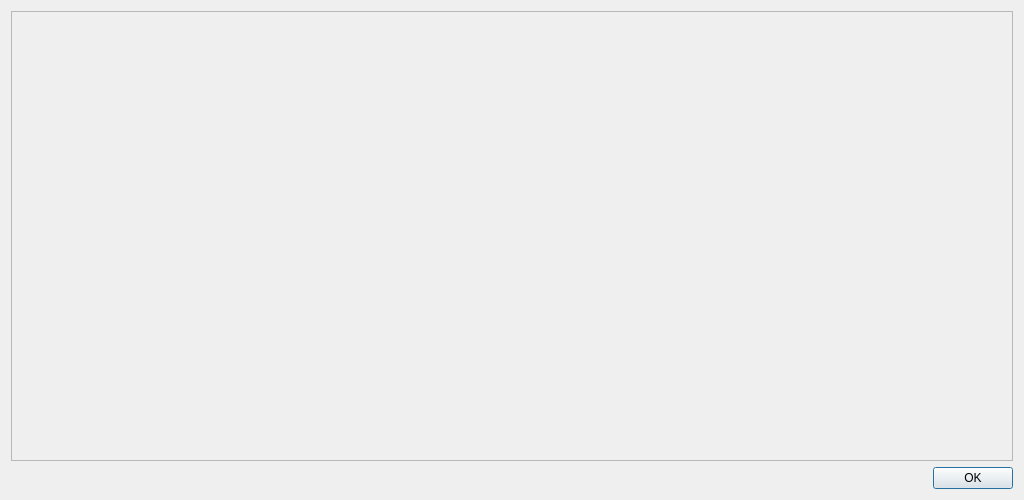
Before: the Qt Designer form narob-desktop/ticketpredictionsdialog.ui in iforgetware/narob, drawn with Qt 5.
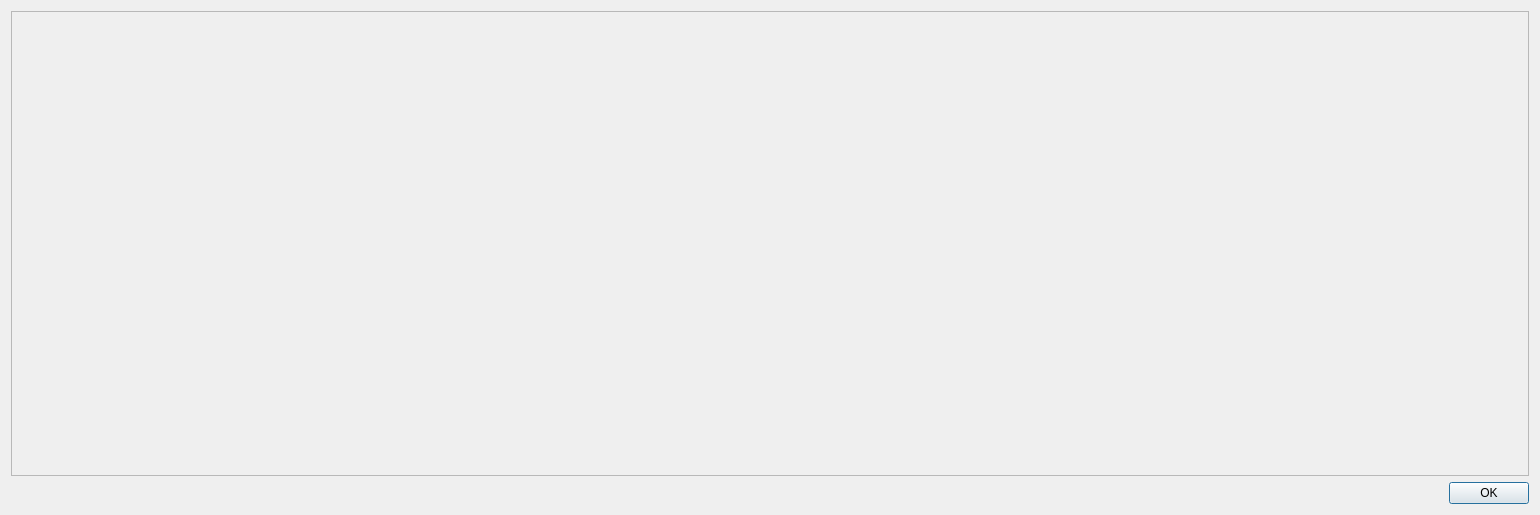
After: the same form once the commit is applied.

```diff
--- a/narob-desktop/ticketpredictionsdialog.ui
+++ b/narob-desktop/ticketpredictionsdialog.ui
@@ -6,8 +6,8 @@
    <rect>
     <x>0</x>
     <y>0</y>
-    <width>1024</width>
-    <height>500</height>
+    <width>1540</width>
+    <height>515</height>
    </rect>
   </property>
   <property name="sizePolicy">
```
